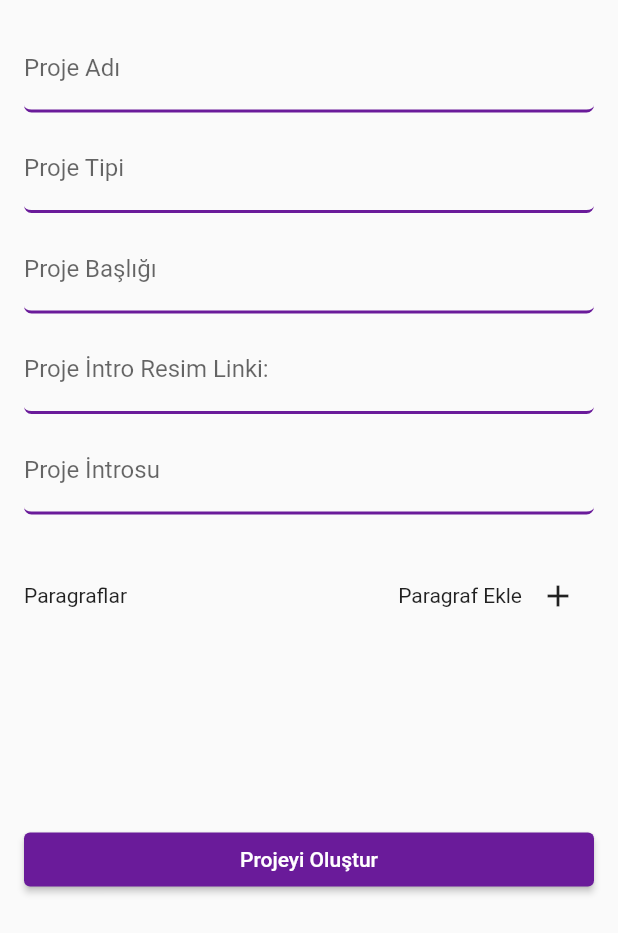
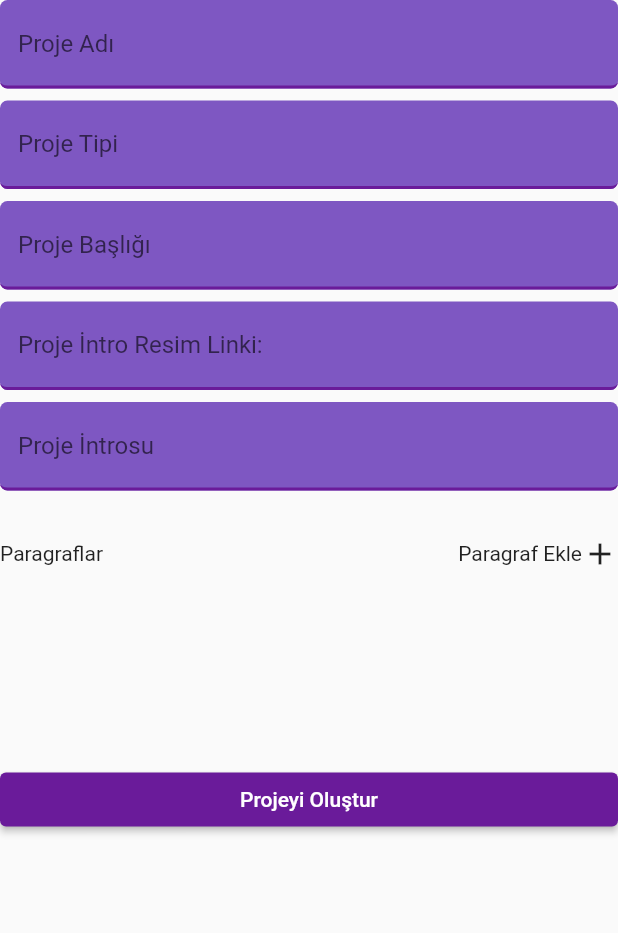
Before and after one commit to OFD16/portfolio-admin-client, a Flutter app: the CreateProjectPage widget shown alone on an empty page, opened directly, on a phone screen of 412 x 824 dp. Shown: the top 933 px of the screen. Run offline on Flutter 3.47's test engine with Material 2 defaults, Android fonts, the phone set to English and light mode, and no system bars; our stand-ins replace shared_preferences; accounts and stored records are empty; network calls fail.

Commit message:
there is a bug a little bit
on creating project

```diff
--- a/lib/components/Cards/ImageCard.dart
+++ b/lib/components/Cards/ImageCard.dart
@@ -21,7 +21,7 @@ class _ImageCardState extends State<ImageCard> {
           borderRadius: BorderRadius.circular(8),
             color: isDark ? Colors.grey : Colors.purple[800],
         ),
-        child: Icon(Icons.verified),
+        child: const Icon(Icons.verified),
       ),
     );
 
--- a/lib/models/paragraph_model.dart
+++ b/lib/models/paragraph_model.dart
@@ -8,12 +8,12 @@ class Paragraph {
   String? lastVideo;
 
   Paragraph(
-      {this.firstVideo = " ",
-      this.firstImg = " ",
-      this.leftImg = " ",
-      this.paragraphText = " ",
-      this.rightImg = " ",
-      this.lastImg = " ",
-      this.lastVideo = " "});
+      {this.firstVideo ,
+      this.firstImg ,
+      this.leftImg ,
+      this.paragraphText ,
+      this.rightImg ,
+      this.lastImg ,
+      this.lastVideo });
 
 }
--- a/lib/routes.dart
+++ b/lib/routes.dart
@@ -1,6 +1,6 @@
 import 'package:admin_client_portfolio/screens/homepage.dart';
 import 'package:admin_client_portfolio/screens/login.dart';
-import 'package:admin_client_portfolio/screens/project/create_paragraph.dart';
+import 'package:admin_client_portfolio/screens/project/paragraph_detail.dart';
 import 'package:flutter/material.dart';
 
 Map<String, Widget Function(BuildContext)> routes = {
--- a/lib/screens/desktop_body.dart
+++ b/lib/screens/desktop_body.dart
@@ -37,7 +37,7 @@ class _MyDesktopBodyState extends State<MyDesktopBody> {
                   padding: const EdgeInsets.all(8.0),
                   child: Container(
                     color: themenotifier.isDark
-                        ? AppColors().darkTheme.canvasColor
+                        ? AppColors().darkCard
                         : Colors.deepPurple[300],
                     child: Padding(
                       padding: const EdgeInsets.all(8),
--- a/lib/screens/homepage.dart
+++ b/lib/screens/homepage.dart
@@ -6,7 +6,7 @@ import 'package:admin_client_portfolio/screens/post/create_post.dart';
 import 'package:admin_client_portfolio/screens/post/detail_post.dart';
 import 'package:admin_client_portfolio/screens/post/list_post.dart';
 import 'package:admin_client_portfolio/screens/profile/profile.dart';
-import 'package:admin_client_portfolio/screens/project/create_paragraph.dart';
+import 'package:admin_client_portfolio/screens/project/paragraph_detail.dart';
 import 'package:admin_client_portfolio/screens/project/create_project.dart';
 import 'package:admin_client_portfolio/screens/project/detail_project.dart';
 import 'package:admin_client_portfolio/screens/project/list_project.dart';
--- a/lib/screens/project/create_project.dart
+++ b/lib/screens/project/create_project.dart
@@ -1,5 +1,6 @@
 import 'package:admin_client_portfolio/components/Cards/ImageCard.dart';
 import 'package:admin_client_portfolio/components/Cards/ParagraphCard.dart';
+import 'package:admin_client_portfolio/models/paragraph_model.dart';
 import 'package:admin_client_portfolio/states/States.dart';
 import 'package:flutter/material.dart';
 import 'package:provider/provider.dart';
@@ -20,13 +21,15 @@ final TextEditingController projectIntroImageController = TextEditingController(
 class _CreateProjectPageState extends State<CreateProjectPage> {
   @override
   Widget build(BuildContext context) {
+    Paragraph paragraphInstance = Provider.of<States>(context).paragraphInstance;
+    Function setParagraphInstance = Provider.of<States>(context).setParagraphInstance;
+    Function clearParagraphInstance = Provider.of<States>(context).clearParagraphInstance;
+
     List paragraphsList = Provider.of<States>(context).paragraphsList;
     Function setIndexContent = Provider.of<States>(context).setIndexContent;
     double width = MediaQuery.of(context).size.width;
 
-    return Padding(
-      padding: const EdgeInsets.all(16),
-      child: ListView(
+    return ListView(
       shrinkWrap: true,
       children: [
         TextFormField(
@@ -73,14 +76,15 @@ class _CreateProjectPageState extends State<CreateProjectPage> {
         Row(
           mainAxisAlignment: MainAxisAlignment.spaceBetween,
           children: [
-              Text('Paragraflar'),
-              Row(
+            const Text('Paragraflar'),
+            InkWell(
+              onTap: ()=>{ clearParagraphInstance(), setIndexContent(6)},
+              child: const Row(
                 children: [
                   Text('Paragraf Ekle'),
-                  IconButton(//addParagraph(1)
-                      onPressed: () => {setIndexContent(6)},
-                      icon: Icon(Icons.add)),
+                  Icon(Icons.add),
                 ],
+              ),
             )
           ],
         ),
@@ -95,18 +99,19 @@ class _CreateProjectPageState extends State<CreateProjectPage> {
             ),
             itemCount: paragraphsList.length,
             itemBuilder: (BuildContext context, int index) {
-                return ImageCard(()=>{});
+              return ImageCard(()=>{setParagraphInstance(paragraphsList[index]) ,setIndexContent(6)});
             },
           ),
         ),
         const SizedBox(height: 8),
         ElevatedButton(
           onPressed: () =>
-                {Navigator.pushReplacementNamed(context, 'home_view')},
+              {
+                /*Navigator.pushReplacementNamed(context, 'home_view')*/
+              },
           child: const Text('Projeyi Oluştur'),
         ),
       ],
-      ),
     );
   }
 }
--- a/lib/theme.dart
+++ b/lib/theme.dart
@@ -9,6 +9,12 @@ class AppColors {
     primaryColor: Colors.black,
     brightness: Brightness.dark,
     dividerColor: Colors.white30,
+    inputDecorationTheme: InputDecorationTheme(
+      labelStyle: TextStyle(
+        color: Colors.white
+      ),
+      filled: true,
+        fillColor: Color(0xff3f3e3e),)
   );
 
   final lightTheme = ThemeData(
@@ -31,6 +37,8 @@ class AppColors {
       ),
     ),
     inputDecorationTheme: InputDecorationTheme(
+      filled: true,
+        fillColor: Colors.deepPurple[400],
         focusColor: Colors.purple[800],
         hoverColor: Colors.purple[800],
         focusedBorder: UnderlineInputBorder(
```
Also changed, not shown: lib/screens/project/paragraph_detail.dart (renamed from lib/screens/project/create_paragraph.dart, +28 -12 lines), lib/states/States.dart (+20 -1 lines). Lines whose indentation alone changed are shown as unchanged.
